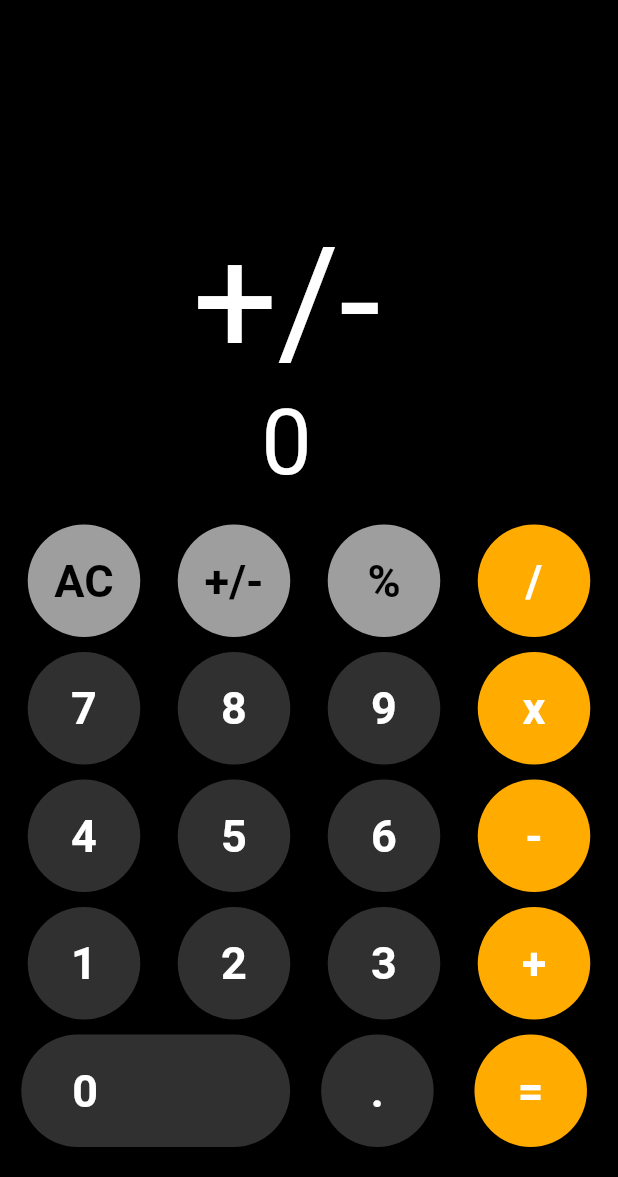
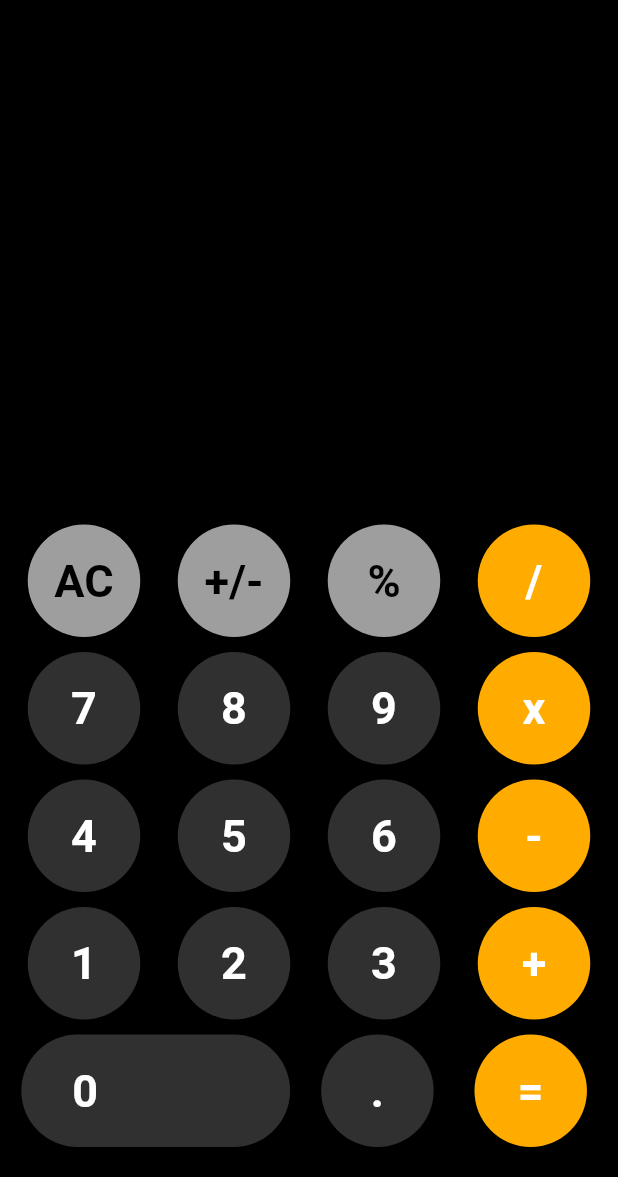
Before and after one commit to Daniel-Grayson/CalculatorApp, a Flutter app: the screen it shows after launch, after a tap on "+/-", on a phone screen of 412 x 824 dp, the part 59-1236 px from its top. Run offline on Flutter 3.47's test engine with Material 2 defaults, Android fonts, the phone set to English and light mode, and no system bars; our stand-ins replace math_expressions.

Commit message:
updated functions

```diff
--- a/lib/UI/home.dart
+++ b/lib/UI/home.dart
@@ -37,12 +37,22 @@ class UI extends StatefulWidget {
 class _UIState extends State<UI> {
   // calculator logic
 
-  String result = "0";
-  String value = "0";
+  String result = "";
+  String value = "";
   String expression = "";
 
   buttonPressed(String buttonText) {
     if (value.length > 8) return;
+    if (buttonText == "x" && value.isEmpty) return;
+    if (buttonText == "-" && value.isEmpty) return;
+    if (buttonText == "/" && value.isEmpty) return;
+    if (buttonText == "+" && value.isEmpty) return;
+
+    // else if (buttonText == "%" && value.contains("%")) {
+    //     value = value + "%";
+    //     result = value * 2;
+    //   }
+
     setState(() {
       if (buttonText == "." && value.contains(".")) {
         // do nothing
@@ -58,6 +68,12 @@ class _UIState extends State<UI> {
         } catch (e) {
           result = "Error";
         }
+      } else if (buttonText == "+/-") {
+        if (value[0] != "-") {
+          result = "-" + value;
+        } else {
+          result = value.substring(1);
+        }
       } else {
         if (value == "0" && buttonText != ".") {
           value = buttonText;
@@ -69,15 +85,15 @@ class _UIState extends State<UI> {
   }
 
   void ac() => setState(() {
-        value = "0";
-        result = "0";
+        value = "";
+        result = "";
       });
   @override
   Widget build(BuildContext context) {
     return Column(
       mainAxisAlignment: MainAxisAlignment.end,
       children: [
-        Column(
+        Row(
           mainAxisAlignment: MainAxisAlignment.end,
           children: [
             Padding(
@@ -91,17 +107,21 @@ class _UIState extends State<UI> {
                     color: Colors.white,
                   ),
                 )),
+          ],
+        ),
+        Row(
+          mainAxisAlignment: MainAxisAlignment.end,
+          children: [
             Padding(
                 padding: const EdgeInsets.only(right: 30),
                 child: Text(
-                  result,
+                  (result).toString(),
                   textAlign: TextAlign.left,
                   style: const TextStyle(
                     fontSize: 60,
-                    // fontWeight: FontWeight.bold,
                     color: Colors.white,
                   ),
-                ))
+                )),
           ],
         ),
         const SizedBox(
```
